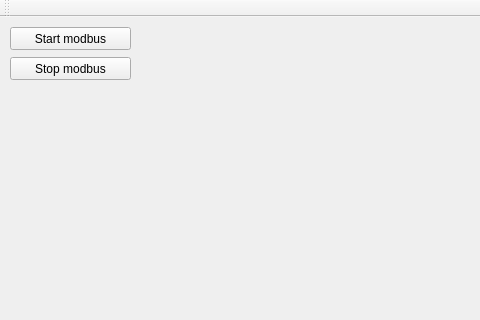
Before: the Qt Designer form src/mainwindow.ui in ModbusScope/ModbusScope, drawn with Qt 5; both pictures show x 0 to 480 and y 0 to 320 of the 956 by 521 pixel window.
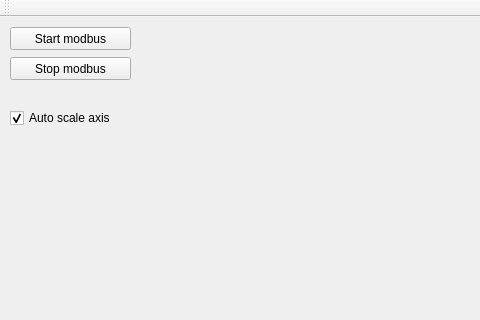
After: the same form once the commit is applied. Custom widgets are drawn as their Qt base class.

Commit message: Added auto scale checkbox

What changed in the file:
```diff
--- a/src/mainwindow.ui
+++ b/src/mainwindow.ui
@@ -43,13 +43,29 @@
    <widget class="QCustomPlot" name="customPlot" native="true">
     <property name="geometry">
      <rect>
-      <x>170</x>
+      <x>200</x>
       <y>10</y>
-      <width>771</width>
+      <width>741</width>
       <height>451</height>
      </rect>
     </property>
    </widget>
+   <widget class="QCheckBox" name="chkAutoScale">
+    <property name="geometry">
+     <rect>
+      <x>10</x>
+      <y>90</y>
+      <width>131</width>
+      <height>22</height>
+     </rect>
+    </property>
+    <property name="text">
+     <string>Auto scale axis</string>
+    </property>
+    <property name="checked">
+     <bool>true</bool>
+    </property>
+   </widget>
   </widget>
   <widget class="QMenuBar" name="menuBar">
    <property name="geometry">
```
Left out of the diff: 2 changed lines with no effect on the pictures. The commit also changes 6 other files.
